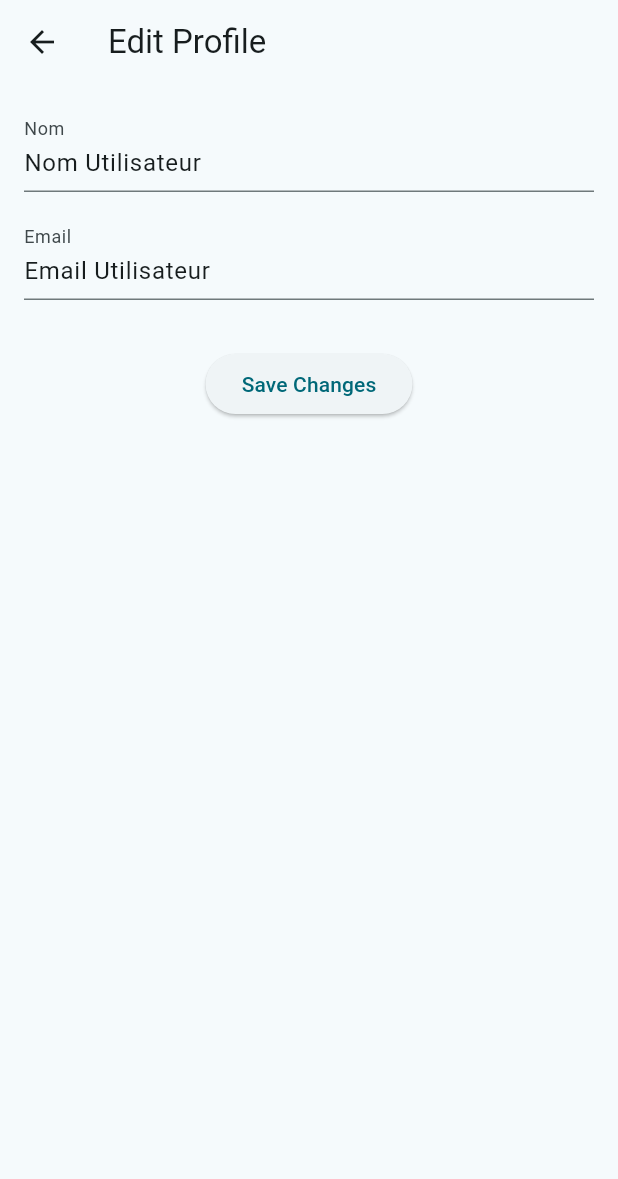
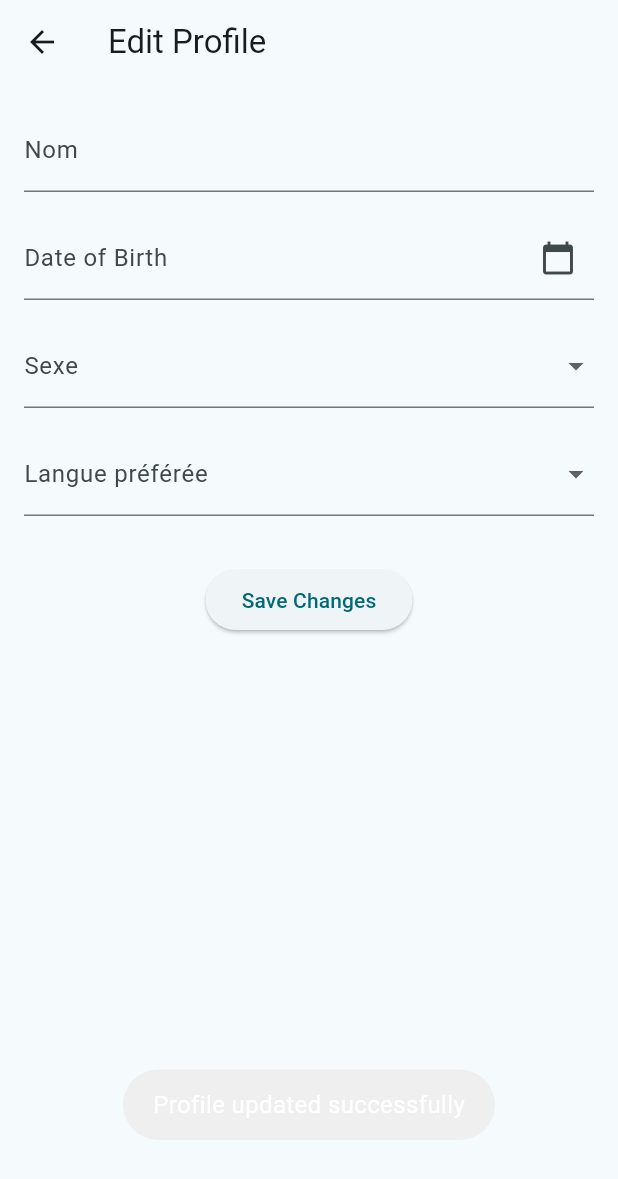
Before and after one commit to oussama12DEV/LangVerse, a Flutter app: the EditProfilePage screen opened directly, after a tap on "Save Changes", on a phone screen of 412 x 824 dp. Shown: the top 1179 px of the screen. Run offline on Flutter 3.47's test engine with Material 3 defaults, Android fonts, the light colour scheme and no system bars; our stand-ins replace cloud_firestore, firebase_auth, firebase_core, fluttertoast, font_awesome_flutter, google_fonts and 1 more; accounts and stored records are empty; Roboto replaces fonts that are missing (Alata); statements that could not run were skipped.

Commit message:
feat: Add ChangePasswordPage and UserService
The code changes include:
- Adding a new file `ChangePassword.dart` which contains the `ChangePasswordPage` widget for changing the password.
- Modifying the `registerWithEmailPassword` method in `auth_service.dart` to include additional parameters for gender and perfect language.
- Adding a new file `editprofil.dart` which contains the `UserService` class for initializing user data and saving changes to the user profile.
- Deleting the `chatrooms_page.dart` file.

Recent user commits:
- Update file imports for chatrooms page
- The messages now provide more information
- Added Chatrooms creation/messaging functionality

Recent repository commits:
- Updated Navigation Bar theme (#10)
- Updated Navigation Bar theme
- Updated Navigation Bar theme
- Merge pull request #9 from AhmedSahbaoui69/main - Changed Color Scheme
- Changed Color Scheme
- Merge pull request #8 from AhmedSahbaoui69/main - Initialized Chatrooms and quizes
- Initialized Chatrooms and quizes

```diff
--- /dev/null
+++ b/lib/pages/SettingsPages/EditProfilePage.dart
@@ -0,0 +1,138 @@
+import 'package:firebase_auth/firebase_auth.dart';
+import 'package:flutter/material.dart';
+import 'package:langverse/services/editprofil.dart';
+
+class EditProfilePage extends StatefulWidget {
+  @override
+  _EditProfilePageState createState() => _EditProfilePageState();
+}
+
+class _EditProfilePageState extends State<EditProfilePage> {
+  final TextEditingController _nameController = TextEditingController();
+  DateTime? _selectedDate;
+  String? _selectedGender;
+  String? _preferredLanguage;
+  String dob = '';
+  final UserService _userService = UserService();
+
+  @override
+  void initState() {
+    super.initState();
+    _initializeUserData();
+  }
+
+  Future<void> _initializeUserData() async {
+    var userDoc = await _userService.initializeUserData();
+    if (userDoc != null) {
+      setState(() {
+        _nameController.text = userDoc['username'];
+      });
+    }
+  }
+
+  Future<void> _saveChanges() async {
+    String uid = FirebaseAuth.instance.currentUser!.uid;
+    _userService.saveChanges(uid, _nameController.text, dob);
+  }
+
+  @override
+  Widget build(BuildContext context) {
+    return Scaffold(
+      appBar: AppBar(
+        title: const Text('Edit Profile'),
+      ),
+      body: Padding(
+        padding: const EdgeInsets.all(16.0),
+        child: Column(
+          children: [
+            TextFormField(
+              controller: _nameController,
+              decoration: const InputDecoration(
+                labelText: 'Nom',
+              ),
+            ),
+            SizedBox(height: 16.0),
+            TextFormField(
+              decoration: const InputDecoration(
+                labelText: 'Date of Birth',
+                suffixIcon: Icon(Icons.calendar_today),
+              ),
+              validator: (val) =>
+                  val!.isEmpty ? 'Select a Date of Birth' : null,
+              onChanged: (val) {
+                setState(() => dob = val);
+              },
+              readOnly: true,
+              onTap: () async {
+                DateTime? pickedDate = await showDatePicker(
+                  context: context,
+                  initialDate: DateTime.now(),
+                  firstDate: DateTime(1900),
+                  lastDate: DateTime(2025),
+                );
+                if (pickedDate != null) {
+                  setState(() {
+                    _selectedDate = pickedDate;
+                    dob =
+                        "${pickedDate.day}/${pickedDate.month}/${pickedDate.year}";
+                  });
+                }
+              },
+              controller: TextEditingController(
+                text: _selectedDate != null
+                    ? "${_selectedDate!.day}/${_selectedDate!.month}/${_selectedDate!.year}"
+                    : '',
+              ),
+            ),
+            SizedBox(height: 16.0),
+            DropdownButtonFormField<String>(
+              validator: (val) => val!.isEmpty ? 'Selected your Gender' : null,
+              value: _selectedGender,
+              onChanged: (String? newValue) {
+                setState(() {
+                  _selectedGender = newValue!;
+                });
+              },
+              items: <String>['Homme', 'Femme', 'Autre']
+                  .map<DropdownMenuItem<String>>((String value) {
+                return DropdownMenuItem<String>(
+                  value: value,
+                  child: Text(value),
+                );
+              }).toList(),
+              decoration: const InputDecoration(
+                labelText: 'Sexe',
+              ),
+            ),
+            SizedBox(height: 16.0),
+            DropdownButtonFormField<String>(
+              validator: (val) =>
+                  val!.isEmpty ? 'Selected your Perfect Language' : null,
+              value: _preferredLanguage,
+              onChanged: (String? newValue) {
+                setState(() {
+                  _preferredLanguage = newValue!;
+                });
+              },
+              items: <String>['Français', 'Anglais', 'Espagnol']
+                  .map<DropdownMenuItem<String>>((String value) {
+                return DropdownMenuItem<String>(
+                  value: value,
+                  child: Text(value),
+                );
+              }).toList(),
+              decoration: const InputDecoration(
+                labelText: 'Langue préférée',
+              ),
+            ),
+            SizedBox(height: 32.0),
+            ElevatedButton(
+              onPressed: _saveChanges,
+              child: const Text('Save Changes'),
+            ),
+          ],
+        ),
+      ),
+    );
+  }
+}
--- a/lib/pages/settings_page.dart
+++ b/lib/pages/settings_page.dart
@@ -2,6 +2,8 @@ import 'package:flutter/material.dart';
 import 'package:langverse/services/auth_service.dart';
 import 'package:provider/provider.dart';
 import 'package:langverse/preferences/theme_provider.dart';
+import 'package:langverse/pages/SettingsPages/editProfilePage.dart';
+import 'package:langverse/pages/SettingsPages/ChangePassword.dart';
 
 class SettingsPage extends StatelessWidget {
   @override
@@ -66,91 +68,3 @@ class SettingsPage extends StatelessWidget {
     );
   }
 }
-
-class EditProfilePage extends StatefulWidget {
-  @override
-  _EditProfilePageState createState() => _EditProfilePageState();
-}
-
-class _EditProfilePageState extends State<EditProfilePage> {
-  // Placeholder variables to hold user information
-  String userName = 'Nom Utilisateur';
-  String userEmail = 'Email Utilisateur';
-
-  // Controllers for text fields
-  final TextEditingController _nameController = TextEditingController();
-  final TextEditingController _emailController = TextEditingController();
-
-  @override
-  void initState() {
-    super.initState();
-    // Initialize with current user data
-    // Example values; replace with actual user data retrieval logic
-    _nameController.text = userName;
-    _emailController.text = userEmail;
-  }
-
-  void _saveChanges() {
-    setState(() {
-      userName = _nameController.text;
-      userEmail = _emailController.text;
-    });
-    // Logic to save changes to the database
-    // For example:
-    // AuthService().updateUserName(userName);
-    // AuthService().updateUserEmail(userEmail);
-  }
-
-  @override
-  Widget build(BuildContext context) {
-    return Scaffold(
-      appBar: AppBar(
-        title: const Text('Edit Profile'),
-      ),
-      body: Padding(
-        padding: const EdgeInsets.all(16.0),
-        child: Column(
-          children: [
-            TextFormField(
-              controller: _nameController,
-              decoration: const InputDecoration(
-                labelText: 'Nom',
-              ),
-            ),
-            SizedBox(height: 16.0),
-            TextFormField(
-              controller: _emailController,
-              decoration: const InputDecoration(
-                labelText: 'Email',
-              ),
-            ),
-            SizedBox(height: 32.0),
-            ElevatedButton(
-              onPressed: _saveChanges,
-              child: const Text('Save Changes'),
-            ),
-          ],
-        ),
-      ),
-    );
-  }
-}
-
-class ChangePasswordPage extends StatelessWidget {
-  @override
-  Widget build(BuildContext context) {
-    return Scaffold(
-      appBar: AppBar(
-        title: const Text('Change Password'),
-      ),
-      body: Center(
-        child: ElevatedButton(
-          onPressed: () {
-            // Logic to change the password
-          },
-          child: const Text('Change Password'),
-        ),
-      ),
-    );
-  }
-}
--- /dev/null
+++ b/lib/services/editprofil.dart
@@ -0,0 +1,32 @@
+import 'package:cloud_firestore/cloud_firestore.dart';
+import 'package:firebase_auth/firebase_auth.dart';
+import 'package:flutter/material.dart';
+import 'package:fluttertoast/fluttertoast.dart';
+
+class UserService {
+  final FirebaseFirestore _db = FirebaseFirestore.instance;
+
+  Future<DocumentSnapshot<Map<String, dynamic>>?> initializeUserData() async {
+    User? currentUser = FirebaseAuth.instance.currentUser;
+    if (currentUser != null) {
+      return await _db.collection('users').doc(currentUser.uid).get();
+    }
+    return null;
+  }
+
+  Future<void> saveChanges(String uid, String username, String dob) async {
+    await _db.collection('users').doc(uid).update({
+      'username': username,
+      'dateOfBirth': dob,
+    });
+
+    Fluttertoast.showToast(
+      msg: 'Profile updated successfully',
+      toastLength: Toast.LENGTH_SHORT,
+      gravity: ToastGravity.BOTTOM,
+      timeInSecForIosWeb: 1,
+      textColor: Colors.white,
+      fontSize: 16.0,
+    );
+  }
+}
```
Also changed, not shown: lib/pages/SettingsPages/ChangePassword.dart (added, +21 -0 lines), lib/pages/chatrooms_page.dart (deleted, +0 -49 lines), lib/pages/register_page.dart (+47 -1 lines), lib/services/auth_service.dart (+8 -1 lines).
